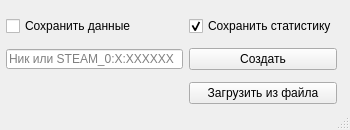
First picture: the form in form.ui, repository rages94/FCStats, before the edit.
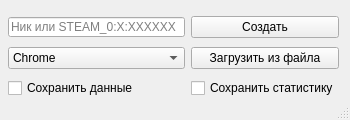
Second picture: the form after the edit.

The edit to the form file:
```diff
--- a/form.ui
+++ b/form.ui
@@ -10,7 +10,7 @@
     <x>0</x>
     <y>0</y>
     <width>350</width>
-    <height>130</height>
+    <height>120</height>
    </rect>
   </property>
   <property name="sizePolicy">
@@ -22,13 +22,13 @@
   <property name="minimumSize">
    <size>
     <width>350</width>
-    <height>130</height>
+    <height>120</height>
    </size>
   </property>
   <property name="maximumSize">
    <size>
     <width>350</width>
-    <height>130</height>
+    <height>120</height>
    </size>
   </property>
   <property name="windowTitle">
@@ -38,21 +38,44 @@
    <widget class="QWidget" name="gridLayoutWidget">
     <property name="geometry">
      <rect>
-      <x>6</x>
-      <y>10</y>
+      <x>8</x>
+      <y>13</y>
       <width>331</width>
-      <height>101</height>
+      <height>91</height>
      </rect>
     </property>
     <layout class="QGridLayout" name="gridLayout">
-     <item row="3" column="1">
+     <item row="4" column="1">
       <widget class="QPushButton" name="button_create_stats">
        <property name="text">
         <string>Создать</string>
        </property>
       </widget>
      </item>
-     <item row="3" column="0">
+     <item row="5" column="0">
+      <widget class="QComboBox" name="combox_browsers">
+       <property name="maximumSize">
+        <size>
+         <width>16777215</width>
+         <height>16777213</height>
+        </size>
+       </property>
+       <property name="currentText">
+        <string>Chrome</string>
+       </property>
+       <item>
+        <property name="text">
+         <string>Chrome</string>
+        </property>
+       </item>
+       <item>
+        <property name="text">
+         <string>FireFox</string>
+        </property>
+       </item>
+      </widget>
+     </item>
+     <item row="4" column="0">
       <widget class="QLineEdit" name="line_edit">
        <property name="maximumSize">
         <size>
@@ -65,31 +88,34 @@
        </property>
       </widget>
      </item>
-     <item row="2" column="0">
-      <widget class="QCheckBox" name="checkbox_save_in_file">
-       <property name="text">
-        <string>Сохранить данные</string>
-       </property>
-       <property name="checked">
-        <bool>false</bool>
-       </property>
-      </widget>
-     </item>
-     <item row="4" column="1">
+     <item row="5" column="1">
       <widget class="QPushButton" name="button_load_file">
        <property name="text">
         <string>Загрузить из файла</string>
        </property>
       </widget>
      </item>
-     <item row="2" column="1">
+     <item row="6" column="0">
+      <widget class="QCheckBox" name="checkbox_save_in_file">
+       <property name="text">
+        <string>Сохранить данные</string>
+       </property>
+       <property name="checked">
+        <bool>false</bool>
+       </property>
+      </widget>
+     </item>
+     <item row="6" column="1">
       <widget class="QCheckBox" name="checkbox_save_stats">
-       <property name="text">
-        <string>Сохранить статистику</string>
-       </property>
-       <property name="checked">
+       <property name="enabled">
         <bool>true</bool>
        </property>
+       <property name="text">
+        <string>Сохранить статистику</string>
+       </property>
+       <property name="checked">
+        <bool>false</bool>
+       </property>
       </widget>
      </item>
     </layout>
```
